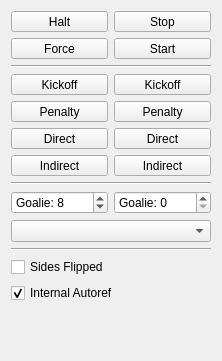
robotics-erlangen/framework, file src/ra/refereewidget.ui: the form before one commit.
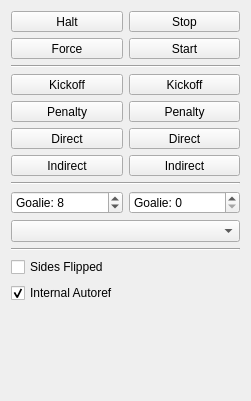
The form after the commit. Custom widgets are drawn as their Qt base class.

Commit message: ra: Move autoref loading to the referee widget

Patch:
```diff
--- a/src/ra/refereewidget.ui
+++ b/src/ra/refereewidget.ui
@@ -6,8 +6,8 @@
    <rect>
     <x>0</x>
     <y>0</y>
-    <width>222</width>
-    <height>361</height>
+    <width>251</width>
+    <height>401</height>
    </rect>
   </property>
   <property name="windowTitle">
@@ -353,13 +353,21 @@
      <property name="sizeHint" stdset="0">
       <size>
        <width>20</width>
-       <height>22</height>
+       <height>46</height>
       </size>
      </property>
     </spacer>
    </item>
   </layout>
  </widget>
+ <customwidgets>
+  <customwidget>
+   <class>TeamWidget</class>
+   <extends>QWidget</extends>
+   <header>widgets/teamwidget.h</header>
+   <container>1</container>
+  </customwidget>
+ </customwidgets>
  <tabstops>
   <tabstop>btnRefereeHalt</tabstop>
   <tabstop>btnRefereeStop</tabstop>
```
Left out of the diff: 5 changed lines with no effect on the pictures. The commit also changes 6 other files.
